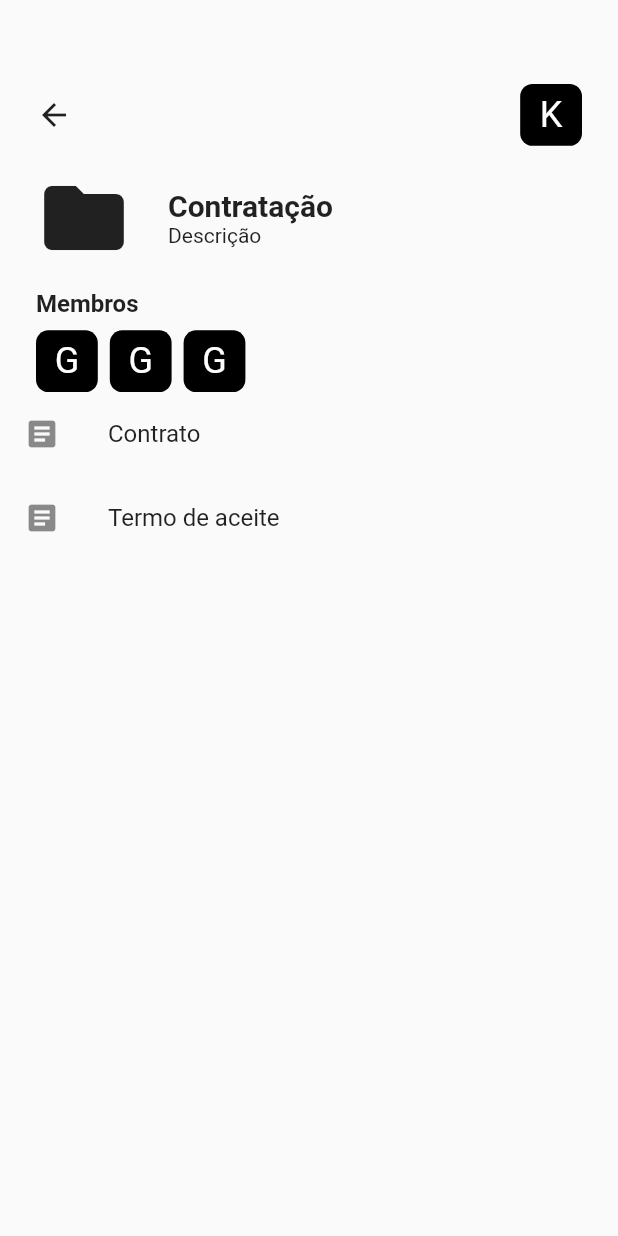
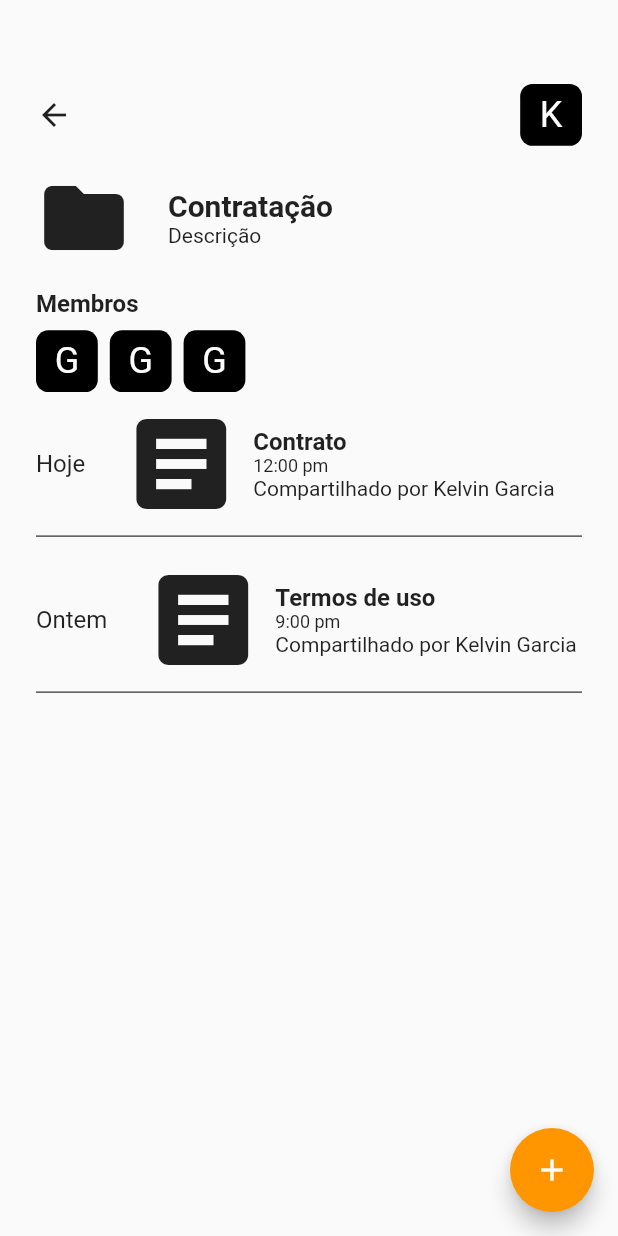
Before and after one commit to kelvingarcia/shuri, a Flutter app: the Documentos screen opened directly, on a phone screen of 412 x 824 dp. Run offline on Flutter 3.47's test engine with Material 2 defaults, Android fonts, the light colour scheme and no system bars; our stand-ins replace camera; missing offline and left inert: http_interceptor.

Commit message:
refatorações e novos designs

```diff
--- /dev/null
+++ b/lib/components/documento_card.dart
@@ -0,0 +1,73 @@
+import 'package:flutter/material.dart';
+
+class DocumentoCard extends StatelessWidget {
+  final String data;
+  final String nomeDocumento;
+  final String horario;
+  final String descricao;
+
+  DocumentoCard({
+    @required this.data,
+    @required this.nomeDocumento,
+    @required this.horario,
+    @required this.descricao,
+  });
+
+  @override
+  Widget build(BuildContext context) {
+    return Container(
+      padding: const EdgeInsets.only(
+        left: 24.0,
+        right: 24.0,
+        top: 8.0,
+      ),
+      child: Column(
+        children: [
+          Row(
+            children: [
+              Text(
+                data,
+                style: TextStyle(fontSize: 16.0),
+              ),
+              Padding(
+                padding: const EdgeInsets.only(left: 24.0),
+                child: Icon(
+                  Icons.article,
+                  size: 80.0,
+                ),
+              ),
+              Padding(
+                padding: const EdgeInsets.only(left: 8.0),
+                child: Column(
+                  crossAxisAlignment: CrossAxisAlignment.start,
+                  children: [
+                    Text(
+                      nomeDocumento,
+                      style: TextStyle(
+                        fontSize: 16.0,
+                        fontWeight: FontWeight.bold,
+                      ),
+                    ),
+                    Text(
+                      horario,
+                      style: TextStyle(
+                        fontSize: 12.0,
+                      ),
+                    ),
+                    Text(
+                      descricao,
+                      style: TextStyle(),
+                    ),
+                  ],
+                ),
+              ),
+            ],
+          ),
+          Divider(
+            color: Colors.black,
+          ),
+        ],
+      ),
+    );
+  }
+}
--- a/lib/http/webclients/treina_mobileclient.dart
+++ b/lib/http/webclients/treina_mobileclient.dart
@@ -6,7 +6,7 @@ import 'package:shuri/models/pessoa_dto.dart';
 import 'package:shuri/models/reconhece_request.dart';
 import 'package:shuri/models/reconhecimento_token.dart';
 import 'package:shuri/models/treina_request.dart';
-import 'package:shuri/screens/documento/documento.dart';
+import 'package:shuri/screens/documento/documento_tela.dart';
 
 class TreinaMobileClient {
   static Future<PessoaDTO> postPessoa(TreinaRequest treinaRequest) async {
--- /dev/null
+++ b/lib/models/documento.dart
@@ -0,0 +1,8 @@
+class Documento {
+  final String data;
+  final String nome;
+  final String horario;
+  final String descricao;
+
+  Documento({this.data, this.nome, this.horario, this.descricao});
+}
--- a/lib/screens/documento/aguarda_documento.dart
+++ b/lib/screens/documento/aguarda_documento.dart
@@ -1,6 +1,6 @@
 import 'package:flutter/material.dart';
 import 'package:shuri/http/webclients/treina_mobileclient.dart';
-import 'package:shuri/screens/documento/documento.dart';
+import 'package:shuri/screens/documento/documento_tela.dart';
 
 class AguardaDocumento extends StatefulWidget {
   @override
@@ -39,7 +39,7 @@ class _AguardaDocumentoState extends State<AguardaDocumento> {
                 Navigator.push(
                   context,
                   MaterialPageRoute(
-                    builder: (context) => Documento(
+                    builder: (context) => DocumentoTela(
                       imagem: snapshot.data,
                     ),
                   ),
--- a/lib/screens/documento/documento.dart
+++ b/lib/screens/documento/documento_tela.dart
@@ -7,16 +7,16 @@ import 'dart:ui' as ui;
 
 import 'package:shuri/http/webclients/treina_mobileclient.dart';
 
-class Documento extends StatefulWidget {
+class DocumentoTela extends StatefulWidget {
   final Imagem imagem;
 
-  Documento({Key key, this.imagem}) : super(key: key);
+  DocumentoTela({Key key, this.imagem}) : super(key: key);
 
   @override
-  _DocumentoState createState() => _DocumentoState();
+  _DocumentoTelaState createState() => _DocumentoTelaState();
 }
 
-class _DocumentoState extends State<Documento> {
+class _DocumentoTelaState extends State<DocumentoTela> {
   GlobalKey _globalKey = GlobalKey();
   List<Offset> _points = <Offset>[];
   double xPosition = 190;
--- a/lib/screens/pastas/documentos.dart
+++ b/lib/screens/pastas/documentos.dart
@@ -1,12 +1,26 @@
 import 'package:flutter/material.dart';
 import 'package:shuri/components/barra_superior.dart';
+import 'package:shuri/components/documento_card.dart';
 import 'package:shuri/components/icone_pessoa.dart';
 import 'package:shuri/components/pasta.dart';
-import 'package:shuri/http/webclients/treina_mobileclient.dart';
-import 'package:shuri/screens/documento/aguarda_documento.dart';
-import 'package:shuri/screens/documento/documento.dart';
+import 'package:shuri/models/documento.dart';
 
 class Documentos extends StatelessWidget {
+  final List<Documento> _documentos = [
+    Documento(
+      data: 'Hoje',
+      nome: 'Contrato',
+      horario: '12:00 pm',
+      descricao: 'Compartilhado por Kelvin Garcia',
+    ),
+    Documento(
+      data: 'Ontem',
+      nome: 'Termos de uso',
+      horario: '9:00 pm',
+      descricao: 'Compartilhado por Kelvin Garcia',
+    ),
+  ];
+
   @override
   Widget build(BuildContext context) {
     return Scaffold(
@@ -64,31 +78,28 @@ class Documentos extends StatelessWidget {
               ],
             ),
           ),
-          ListTile(
-            leading: Icon(Icons.article),
-            title: Text('Contrato'),
-            onTap: () => Navigator.push(
-              context,
-              MaterialPageRoute(
-                builder: (context) => AguardaDocumento(),
-              ),
-            ),
-          ),
-          ListTile(
-            leading: Icon(Icons.article),
-            title: Text('Termo de aceite'),
-            onTap: () async {
-              var imagem = await TreinaMobileClient.teste();
-              Navigator.push(
-                context,
-                MaterialPageRoute(
-                  builder: (context) => Documento(imagem: imagem),
-                ),
+          ListView.builder(
+            shrinkWrap: true,
+            scrollDirection: Axis.vertical,
+            itemCount: _documentos.length,
+            itemBuilder: (context, index) {
+              return DocumentoCard(
+                data: _documentos[index].data,
+                nomeDocumento: _documentos[index].nome,
+                horario: _documentos[index].horario,
+                descricao: _documentos[index].descricao,
               );
             },
           ),
         ],
       ),
+      floatingActionButton: FloatingActionButton(
+        onPressed: () {},
+        child: Icon(
+          Icons.add,
+          color: Colors.white,
+        ),
+      ),
     );
   }
 }
--- a/lib/screens/signin/signin_video_mobile.dart
+++ b/lib/screens/signin/signin_video_mobile.dart
@@ -6,17 +6,14 @@ import 'package:flutter/material.dart';
 import 'package:path/path.dart';
 import 'package:path_provider/path_provider.dart';
 import 'package:shuri/models/reconhece_request.dart';
-import 'package:shuri/models/treina_request.dart';
 import 'package:shuri/screens/signin/signin_sucesso.dart';
 
 class SignInVideoMobile extends StatefulWidget {
   final CameraDescription camera;
-  TreinaRequest treinaRequest;
 
   SignInVideoMobile({
     Key key,
     @required this.camera,
-    this.treinaRequest,
   }) : super(key: key);
 
   @override
--- a/lib/screens/signup/camera_video_mobile.dart
+++ b/lib/screens/signup/camera_video_mobile.dart
@@ -10,7 +10,7 @@ import 'package:shuri/screens/signup/signup_sucesso.dart';
 
 class CameraVideoMobile extends StatefulWidget {
   final CameraDescription camera;
-  TreinaRequest treinaRequest;
+  final TreinaRequest treinaRequest;
 
   CameraVideoMobile({
     Key key,
```
